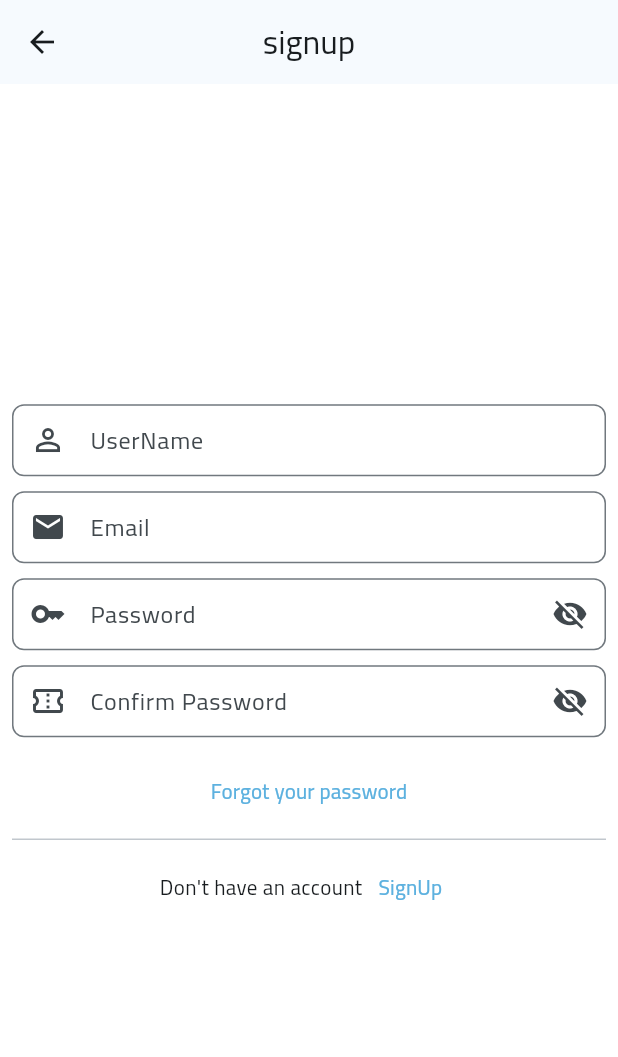
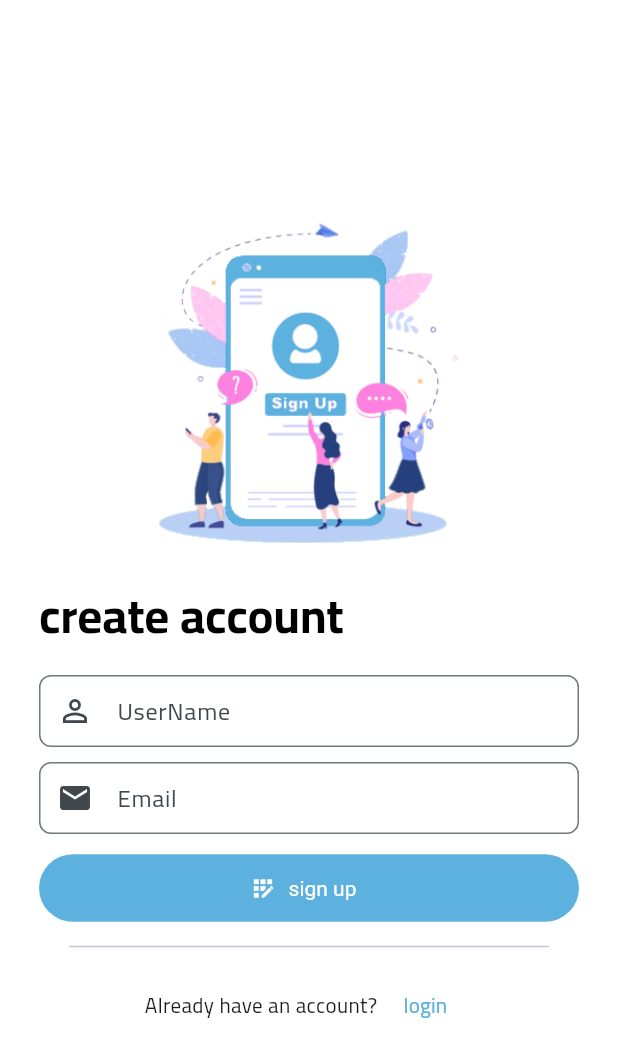
Before and after one commit to montheralmalek/mas_app, a Flutter app: the screen it shows after launch, after a tap on "SignUp", on a phone screen of 412 x 824 dp. Shown: the top 1057 px of the screen. Run offline on Flutter 3.47's test engine with Material 3 defaults, Android fonts, the phone set to English and light mode, and no system bars; our stand-ins replace gap, get, local_auth, shared_preferences; missing offline and left inert: local_auth_android.

Commit message:
sign up steps

```diff
--- a/lib/core/constants/app_colors.dart
+++ b/lib/core/constants/app_colors.dart
@@ -3,4 +3,5 @@ import 'package:flutter/material.dart';
 class AppColors {
   static const Color primary = Color(0xff5db1df);
   static const Color onPrimary = Colors.white;
+  static const Color secondary = Color.fromARGB(255, 37, 89, 117);
 }
--- a/lib/core/constants/app_them.dart
+++ b/lib/core/constants/app_them.dart
@@ -4,16 +4,26 @@ import 'package:mas_app/core/constants/app_colors.dart';
 class AppThem {
   static ThemeData themeData = ThemeData(
     colorScheme: ColorScheme.fromSeed(
-      seedColor: AppColors.primary,
-      primary: AppColors.primary,
-      onPrimary: AppColors.onPrimary,
-    ),
+        seedColor: AppColors.primary,
+        primary: AppColors.primary,
+        secondary: AppColors.secondary
+        // onPrimary: AppColors.onPrimary,
+        ),
     scaffoldBackgroundColor: Colors.white,
     fontFamily: 'Cairo',
     textTheme: const TextTheme(
-      headlineLarge: TextStyle(color: Colors.black),
-      headlineMedium: TextStyle(color: Colors.black),
-      headlineSmall: TextStyle(color: Colors.black),
+      headlineLarge: TextStyle(
+        color: Colors.black,
+        fontWeight: FontWeight.bold,
+      ),
+      headlineMedium: TextStyle(
+        color: Colors.black,
+        fontWeight: FontWeight.bold,
+      ),
+      headlineSmall: TextStyle(
+        color: Colors.black,
+        fontWeight: FontWeight.bold,
+      ),
       bodyLarge: TextStyle(),
       bodySmall: TextStyle(),
       bodyMedium: TextStyle(),
@@ -21,6 +31,10 @@ class AppThem {
       labelMedium: TextStyle(),
       labelSmall: TextStyle(),
     ),
+    appBarTheme: const AppBarTheme(
+      foregroundColor: AppColors.onPrimary,
+      color: AppColors.secondary,
+    ),
     useMaterial3: true,
   );
 }
--- a/lib/core/constants/image_assets.dart
+++ b/lib/core/constants/image_assets.dart
@@ -4,4 +4,7 @@ class AppImageAssets {
   static const String easySavePaymentImg = '$rootImages/easy_save_payment.png';
   static const String trackOrderImg = '$rootImages/track_your_order.png';
   static const String fastDeliveryImg = '$rootImages/fast_delivery.png';
+  static const String loginLogo = '$rootImages/login_logo.jpg';
+  static const String signUpLogo = '$rootImages/signup_logo.png';
+  static const String fingerprint = '$rootImages/fingerprint.png';
 }
--- a/lib/pages_routes.dart
+++ b/lib/pages_routes.dart
@@ -1,10 +1,15 @@
 import 'package:get/get.dart';
 import 'package:mas_app/view/screens/auth/login_screen.dart';
+import 'package:mas_app/view/screens/auth/create_password_screen.dart';
 import 'package:mas_app/view/screens/auth/signup_screen.dart';
+import 'package:mas_app/view/screens/auth/verification_screen.dart';
 import 'package:mas_app/view/screens/onboarding.dart';
 
 List<GetPage<dynamic>> pagesRoutes = [
   GetPage(name: OnBoardingScreen.id, page: () => const OnBoardingScreen()),
   GetPage(name: LogInScreen.id, page: () => const LogInScreen()),
   GetPage(name: SignUpScreen.id, page: () => const SignUpScreen()),
+  GetPage(name: VerifyEmailScreen.id, page: () => const VerifyEmailScreen()),
+  GetPage(
+      name: CreatePasswordScreen.id, page: () => const CreatePasswordScreen()),
 ];
--- a/lib/view/screens/auth/login_screen.dart
+++ b/lib/view/screens/auth/login_screen.dart
@@ -2,9 +2,9 @@ import 'package:flutter/material.dart';
 import 'package:gap/gap.dart';
 import 'package:get/get.dart';
 import 'package:mas_app/controllers/auth_controller/login_auth_controller.dart';
+import 'package:mas_app/core/constants/image_assets.dart';
 import 'package:mas_app/view/screens/auth/signup_screen.dart';
-import 'package:mas_app/view/widgets/login_widgets/biometric_auth.dart';
-import 'package:mas_app/view/widgets/login_widgets/email_auth.dart';
+import 'package:mas_app/view/widgets/auth_widgets/auth_form.dart';
 
 class LogInScreen extends StatelessWidget {
   const LogInScreen({super.key});
@@ -14,32 +14,34 @@ class LogInScreen extends StatelessWidget {
   Widget build(BuildContext context) {
     Get.put(LoginAuthController());
     return Scaffold(
-      appBar: AppBar(
-        elevation: 0,
-        centerTitle: true,
-        title: Text('login'.tr),
-      ),
-      body: Center(
+      body: SafeArea(
+        child: Center(
           child: SingleChildScrollView(
             padding: const EdgeInsets.all(8),
-          child: Column(mainAxisAlignment: MainAxisAlignment.center, children: [
-            // Text(authCtrl.authorized),
-
-            const EmailAuth(),
+            child: Column(
+                mainAxisAlignment: MainAxisAlignment.spaceEvenly,
+                children: [
+                  const Image(
+                    image: AssetImage(AppImageAssets.loginLogo),
+                    height: 250,
+                  ),
+                  const Gap(10),
+                  const AuthenticationForm(),
                   const Gap(7),
                   //**-------------- Login with fingerprint --------------- */
 
-            const AuthWithBiometrics(),
                   /////////////----------- forgot password ------------//////////////
                   TextButton(
-                onPressed: () {}, child: const Text('Forgot your password')),
+                      onPressed: () {},
+                      child: const Text('Forgot your password')),
                   const Divider(),
                   /////////////----------- sign up ------------//////////////
                   Row(mainAxisAlignment: MainAxisAlignment.center, children: [
                     const Text('Don\'t have an account'),
                     TextButton(
                         style: ButtonStyle(
-                      padding: MaterialStateProperty.all(EdgeInsets.zero)),
+                            padding:
+                                MaterialStateProperty.all(EdgeInsets.zero)),
                         onPressed: () {
                           Get.toNamed(SignUpScreen.id);
                         },
@@ -48,6 +50,7 @@ class LogInScreen extends StatelessWidget {
                 ]),
           ),
         ),
+      ),
     );
   }
 }
--- a/lib/view/screens/auth/signup_screen.dart
+++ b/lib/view/screens/auth/signup_screen.dart
@@ -1,9 +1,10 @@
 import 'package:flutter/material.dart';
 import 'package:gap/gap.dart';
 import 'package:get/get.dart';
+import 'package:mas_app/core/constants/image_assets.dart';
+import 'package:mas_app/view/screens/auth/verification_screen.dart';
+import 'package:mas_app/view/widgets/custom_button.dart';
 import 'package:mas_app/view/widgets/custom_textfield.dart';
-import 'package:mas_app/view/widgets/login_widgets/email_auth.dart';
-import 'package:mas_app/view/widgets/password_textfield.dart';
 
 class SignUpScreen extends StatelessWidget {
   const SignUpScreen({super.key});
@@ -13,15 +14,28 @@ class SignUpScreen extends StatelessWidget {
   Widget build(BuildContext context) {
     //Get.put(LoginAuthController());
     return Scaffold(
-      appBar: AppBar(
-        centerTitle: true,
-        title: Text('signup'.tr),
-      ),
-      body: Center(
+      body: SafeArea(
+        child: Center(
           child: SingleChildScrollView(
             padding: const EdgeInsets.all(8),
-          child: Column(mainAxisAlignment: MainAxisAlignment.center, children: [
-            // const EmailAuth(),
+            child: SizedBox(
+              width: 360,
+              child: Column(
+                  mainAxisAlignment: MainAxisAlignment.center,
+                  children: [
+                    const Image(
+                      image: AssetImage(AppImageAssets.signUpLogo),
+                      height: 250,
+                    ),
+                    const Gap(10),
+                    SizedBox(
+                      width: double.infinity,
+                      child: Text(
+                        'create account',
+                        style: Theme.of(context).textTheme.headlineLarge,
+                      ),
+                    ),
+                    const Gap(15),
                     const CustomTextFormField(
                       //validator: validateEmail,
                       // controller: controller.emailCtrl,
@@ -40,41 +54,39 @@ class SignUpScreen extends StatelessWidget {
                       prefixicon: Icon(Icons.email),
                       radius: 8,
                     ),
-            const PasswordTextFormField(
-              // controller: controller.passwordCtrl,
-              hinttext: 'password',
-              labeltext: 'Password',
-              prefixicon: Icon(Icons.key),
-              radius: 8,
-            ),
-            const PasswordTextFormField(
-              //controller: controller.passwordCtrl,
-              hinttext: 'Confirm Password',
-              labeltext: 'Confirm Password',
-              prefixicon: Icon(Icons.confirmation_num_outlined),
-              radius: 8,
-            ),
 
                     const Gap(7),
                     //**-------------- Login with fingerprint --------------- */
+                    CustomButton(
+                      height: 45,
+                      borderRadius: BorderRadius.circular(50),
+                      text: const Text('sign up'),
+                      icon: const Icon(Icons.app_registration),
+                      onPressed: () {
+                        Get.toNamed(VerifyEmailScreen.id);
+                      },
+                    ),
 
-            // const AuthWithBiometrics(),
-            /////////////----------- forgot password ------------//////////////
-            TextButton(
-                onPressed: () {}, child: const Text('Forgot your password')),
-            const Divider(),
+                    const Divider(
+                      height: 30,
+                      endIndent: 20,
+                      indent: 20,
+                    ),
                     /////////////----------- sign up ------------//////////////
                     Row(mainAxisAlignment: MainAxisAlignment.center, children: [
-              const Text('Don\'t have an account'),
+                      const Text('Already have an account?'),
                       TextButton(
                           style: ButtonStyle(
-                      padding: MaterialStateProperty.all(EdgeInsets.zero)),
+                              padding:
+                                  MaterialStateProperty.all(EdgeInsets.zero)),
                           onPressed: () {
-                    // Navigator.pushNamed(context, SignUpView.id);
+                            Get.back();
                           },
-                  child: const Text('SignUp'))
+                          child: const Text('login'))
                     ]),
                   ]),
+            ),
+          ),
         ),
       ),
     );
--- a/lib/view/widgets/login_widgets/email_auth.dart
+++ b/lib/view/widgets/auth_widgets/auth_form.dart
@@ -4,10 +4,11 @@ import 'package:get/get.dart';
 import 'package:mas_app/controllers/auth_controller/login_auth_controller.dart';
 import 'package:mas_app/view/widgets/custom_button.dart';
 import 'package:mas_app/view/widgets/custom_textfield.dart';
+import 'package:mas_app/view/widgets/auth_widgets/biometric_auth.dart';
 import 'package:mas_app/view/widgets/password_textfield.dart';
 
-class EmailAuth extends GetView<LoginAuthController> {
-  const EmailAuth({
+class AuthenticationForm extends GetView<LoginAuthController> {
+  const AuthenticationForm({
     super.key,
   });
 
@@ -21,6 +22,14 @@ class EmailAuth extends GetView<LoginAuthController> {
         child: Column(
           crossAxisAlignment: CrossAxisAlignment.center,
           children: [
+            SizedBox(
+              width: double.infinity,
+              child: Text(
+                'login',
+                style: Theme.of(context).textTheme.headlineLarge,
+              ),
+            ),
+            const Gap(15),
             //**-------------------- Email ---------------- */
             CustomTextFormField(
               //validator: validateEmail,
@@ -32,7 +41,7 @@ class EmailAuth extends GetView<LoginAuthController> {
               radius: 8,
             ),
             //**------------------- Password ---------------- */
-            const Gap(10),
+            //const Gap(10),
             PasswordTextFormField(
               controller: controller.passwordCtrl,
               hinttext: 'password',
@@ -42,12 +51,21 @@ class EmailAuth extends GetView<LoginAuthController> {
             ),
             const Gap(20),
 
-            CustomButton(
-              height: 45,
-              borderRadius: BorderRadius.circular(50),
-              text: const Text('LogIn'),
-              icon: const Icon(Icons.login),
-              onPressed: controller.authenticateWithEmail,
+            Row(
+              children: [
+                Expanded(
+                  child: CustomButton(
+                    height: 45,
+                    borderRadius: BorderRadius.circular(50),
+                    text: const Text('LogIn'),
+                    icon: const Icon(Icons.login),
+                    onPressed: controller.authenticateWithEmail,
+                  ),
+                ),
+                const Expanded(
+                  child: AuthWithBiometrics(),
+                ),
+              ],
             ),
           ],
         ),
--- /dev/null
+++ b/lib/view/widgets/auth_widgets/biometric_auth.dart
@@ -0,0 +1,34 @@
+import 'package:flutter/material.dart';
+import 'package:get/get.dart';
+import 'package:mas_app/controllers/auth_controller/login_auth_controller.dart';
+import 'package:mas_app/core/constants/image_assets.dart';
+
+class AuthWithBiometrics extends GetView<LoginAuthController> {
+  const AuthWithBiometrics({
+    super.key,
+  });
+
+  @override
+  Widget build(BuildContext context) {
+    return IconButton(
+      onPressed: controller.authenticateWithBiometrics,
+      icon: const Image(
+        image: AssetImage(AppImageAssets.fingerprint),
+        height: 40,
+      ), //const Icon(Icons.fingerprint),
+      iconSize: 40,
+      padding: EdgeInsets.zero,
+      color: Theme.of(context).colorScheme.primary,
+    );
+  }
+}
+
+//  SizedBox(
+//         // height: 28,
+//         // width: 48,
+//         child: Image(
+//           image: AssetImage(AppImageAssets.fingerprint),
+//           height: 48,
+//           fit: BoxFit.contain,
+//         ),
+//       ),
--- a/lib/view/widgets/custom_button.dart
+++ b/lib/view/widgets/custom_button.dart
@@ -35,7 +35,8 @@ class CustomButton extends StatelessWidget {
         shape: MaterialStateProperty.all(
             RoundedRectangleBorder(borderRadius: borderRadius)),
         side: MaterialStateProperty.all(borderSide),
-          minimumSize: MaterialStateProperty.all(Size(width, height))),
+        minimumSize: MaterialStateProperty.all(Size(width, height)),
+      ),
     );
   }
 }
--- a/lib/view/widgets/login_widgets/biometric_auth.dart
+++ /dev/null
@@ -1,26 +0,0 @@
-import 'package:flutter/material.dart';
-import 'package:get/get.dart';
-import 'package:mas_app/controllers/auth_controller/login_auth_controller.dart';
-
-class AuthWithBiometrics extends GetView<LoginAuthController> {
-  const AuthWithBiometrics({
-    super.key,
-  });
-
-  @override
-  Widget build(BuildContext context) {
-    return Column(
-      children: [
-        const Text('Login with fingerprint'),
-        IconButton(
-          onPressed: controller.authenticateWithBiometrics,
-          icon: const Icon(Icons.fingerprint),
-          iconSize: 32,
-          padding: EdgeInsets.zero,
-          color: Theme.of(context).colorScheme.primary,
-        ),
-        // Text(authCtrl.authorized),
-      ],
-    );
-  }
-}
```
Also changed, not shown: lib/controllers/auth_controller/signup_controller.dart (+7 -1 lines), lib/controllers/auth_controller/verification_controler.dart (added, +42 -0 lines), lib/view/screens/auth/create_password_screen.dart (added, +58 -0 lines), lib/view/screens/auth/verification_screen.dart (added, +23 -0 lines), lib/view/widgets/auth_widgets/layout_widget.dart (added, +55 -0 lines), lib/view/widgets/auth_widgets/verification_card.dart (added, +75 -0 lines), assets/images/fingerprint.png (added), assets/images/login_logo.jpg (added), assets/images/signup_logo.png (added). Lines whose indentation alone changed are shown as unchanged.
